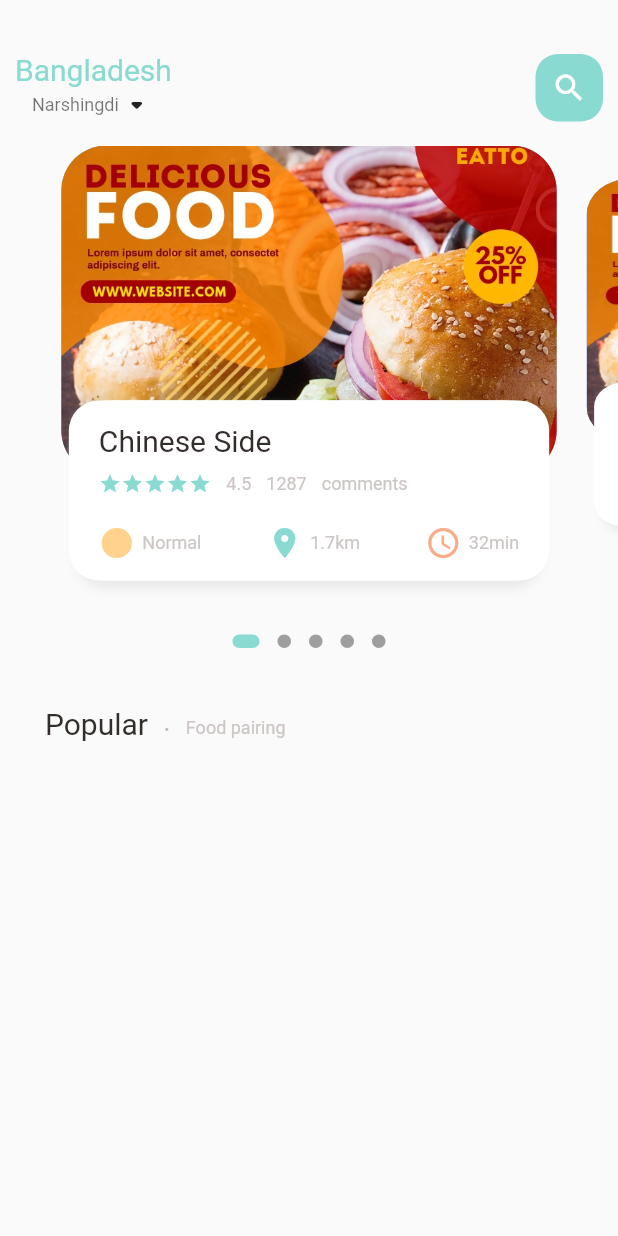
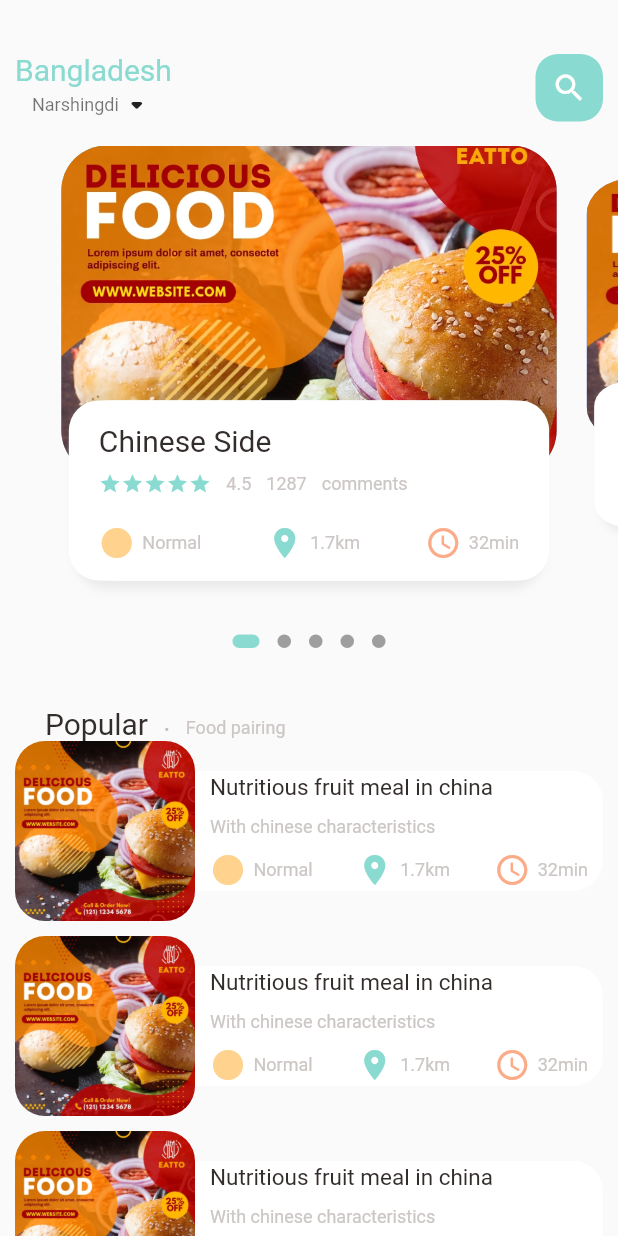
Before and after one commit to armaanislam/FoodFile, a Flutter app: the screen it shows after launch, on a phone screen of 412 x 824 dp. Run offline on Flutter 3.47's test engine with Material 2 defaults, Android fonts, the light colour scheme and no system bars; drawn by our look-alikes of dots_indicator; our stand-ins replace get.

Commit message:
ListView builder

```diff
--- a/lib/home/food_page_body.dart
+++ b/lib/home/food_page_body.dart
@@ -69,7 +69,8 @@ class _FoodPageBodyState extends State<FoodPageBody> {
         Container(
           margin: EdgeInsets.only(left: Dimensions.width30),
           child: Row(
-            crossAxisAlignment: CrossAxisAlignment.end, // Everything comes at bottom
+            crossAxisAlignment: CrossAxisAlignment.end,
+            // Everything comes at bottom
             children: [
               BigText(text: "Popular"),
               SizedBox(width: Dimensions.width10),
@@ -79,12 +80,88 @@ class _FoodPageBodyState extends State<FoodPageBody> {
               ),
               SizedBox(width: Dimensions.width10),
               Container(
-                margin: const EdgeInsets.only(bottom: 2),
-                child: SmallText(text: "Food pairing")
-              ),
+                  margin: const EdgeInsets.only(bottom: 2),
+                  child: SmallText(text: "Food pairing")),
             ],
           ),
-        )
+        ),
+        // Lists of food and images
+        ListView.builder(
+            physics: NeverScrollableScrollPhysics(),
+            shrinkWrap: true,
+            itemCount: 10,
+            itemBuilder: (context, index) {
+              return Container(
+                margin: EdgeInsets.only(
+                    left: Dimensions.width10,
+                    right: Dimensions.width10,
+                    bottom: Dimensions.height10),
+                child: Row(
+                  children: [
+                    Container(
+                      width: Dimensions.listViewImgSize,
+                      height: Dimensions.listViewImgSize,
+                      decoration: BoxDecoration(
+                        borderRadius:
+                            BorderRadius.circular(Dimensions.radius20),
+                        color: Colors.white38,
+                        image: DecorationImage(
+                            fit: BoxFit.cover,
+                            image: AssetImage("assets/images/food6.jpg")),
+                      ),
+                    ),
+                    Expanded(
+                      child: Container(
+                        height: 80,
+                        // width: 200,
+                        decoration: BoxDecoration(
+                          borderRadius: BorderRadius.only(
+                              topRight: Radius.circular(Dimensions.radius20),
+                              bottomRight:
+                                  Radius.circular(Dimensions.radius20)),
+                          color: Colors.white,
+                        ),
+                        child: Padding(
+                          padding: EdgeInsets.only(
+                              left: Dimensions.width10,
+                              right: Dimensions.width10),
+                          child: Column(
+                            crossAxisAlignment: CrossAxisAlignment.start,
+                            mainAxisAlignment: MainAxisAlignment.center,
+                            children: [
+                              BigText(
+                                  text: "Nutritious fruit meal in china",
+                                  size: Dimensions.font15),
+                              SizedBox(height: Dimensions.height10),
+                              SmallText(text: "With chinese characteristics"),
+                              SizedBox(height: Dimensions.height10),
+                              Row(
+                                mainAxisAlignment:
+                                    MainAxisAlignment.spaceBetween,
+                                children: [
+                                  IconAndTextWidget(
+                                      icon: Icons.circle_sharp,
+                                      text: "Normal",
+                                      iconColor: AppColors.iconColor1),
+                                  IconAndTextWidget(
+                                      icon: Icons.location_on,
+                                      text: "1.7km",
+                                      iconColor: AppColors.mainColor),
+                                  IconAndTextWidget(
+                                      icon: Icons.access_time_rounded,
+                                      text: "32min",
+                                      iconColor: AppColors.iconColor2)
+                                ],
+                              ),
+                            ],
+                          ),
+                        ),
+                      ),
+                    ),
+                  ],
+                ),
+              );
+            }),
       ],
     );
   }
@@ -122,7 +199,8 @@ class _FoodPageBodyState extends State<FoodPageBody> {
           // Showing the header
           Container(
             height: Dimensions.pageViewContainer,
-            margin: EdgeInsets.only(left: Dimensions.width10, right: Dimensions.width10),
+            margin: EdgeInsets.only(
+                left: Dimensions.width10, right: Dimensions.width10),
             decoration: BoxDecoration(
                 borderRadius: BorderRadius.circular(Dimensions.radius30),
                 color: index.isEven ? Color(0xFF69c5Df) : Color(0xFF9294cc),
@@ -135,7 +213,10 @@ class _FoodPageBodyState extends State<FoodPageBody> {
             alignment: Alignment.bottomCenter,
             child: Container(
               height: Dimensions.pageViewTextContainer,
-              margin: EdgeInsets.only(left: Dimensions.width20, right: Dimensions.width20, bottom: Dimensions.height30),
+              margin: EdgeInsets.only(
+                  left: Dimensions.width20,
+                  right: Dimensions.width20,
+                  bottom: Dimensions.height30),
               decoration: BoxDecoration(
                   borderRadius: BorderRadius.circular(Dimensions.radius20),
                   color: Colors.white,
@@ -148,7 +229,10 @@ class _FoodPageBodyState extends State<FoodPageBody> {
                     BoxShadow(color: Colors.white, offset: Offset(5, 0))
                   ]),
               child: Container(
-                padding: EdgeInsets.only(top: Dimensions.height15, left: Dimensions.width15, right: Dimensions.width15),
+                padding: EdgeInsets.only(
+                    top: Dimensions.height15,
+                    left: Dimensions.width15,
+                    right: Dimensions.width15),
                 child: Column(
                   crossAxisAlignment: CrossAxisAlignment.start,
                   children: [
--- a/lib/home/main_food_page.dart
+++ b/lib/home/main_food_page.dart
@@ -22,8 +22,10 @@ class _MainFoodPageState extends State<MainFoodPage> {
           Center(
             child: Container(
               child: Container(
-                  margin: EdgeInsets.only(top: Dimensions.height35, bottom: Dimensions.height15),
-                  padding: EdgeInsets.only(left: Dimensions.width10, right: Dimensions.width10),
+                  margin: EdgeInsets.only(
+                      top: Dimensions.height35, bottom: Dimensions.height15),
+                  padding: EdgeInsets.only(
+                      left: Dimensions.width10, right: Dimensions.width10),
                   child: Row(
                     mainAxisAlignment: MainAxisAlignment.spaceBetween,
                     children: [
@@ -43,9 +45,11 @@ class _MainFoodPageState extends State<MainFoodPage> {
                       Container(
                         width: Dimensions.width45,
                         height: Dimensions.height45,
-                        child: Icon(Icons.search, color: Colors.white, size: Dimensions.iconSize24),
+                        child: Icon(Icons.search,
+                            color: Colors.white, size: Dimensions.iconSize24),
                         decoration: BoxDecoration(
-                          borderRadius: BorderRadius.circular(Dimensions.radius15),
+                          borderRadius:
+                              BorderRadius.circular(Dimensions.radius15),
                           color: AppColors.mainColor,
                         ),
                       ),
@@ -53,7 +57,11 @@ class _MainFoodPageState extends State<MainFoodPage> {
                   )),
             ),
           ),
-          FoodPageBody(),
+          Expanded(
+            child: SingleChildScrollView(
+              child: FoodPageBody(),
+            ),
+          ),
         ],
       ),
     );
--- a/lib/utils/dimensions.dart
+++ b/lib/utils/dimensions.dart
@@ -40,6 +40,7 @@ class Dimensions {
 
   // Font
   static double font20 = screenHeight / height20ScaleFactor;
+  static double font15 = screenHeight / height15ScaleFactor;
 
   // Radius
   static double radius15 = screenHeight / height15ScaleFactor;
@@ -51,6 +52,13 @@ class Dimensions {
 
   static double iconSize24 = screenHeight / iconSize24ScaleFactor;
 
+  // List View Size
+  static double listViewImgSizeScaleFactor = screenWidth / 120;
+  static double listViewTextContSizeScaleFactor = screenWidth / 120;
+
+  static double listViewImgSize = screenWidth / listViewImgSizeScaleFactor;
+  static double listViewTextContSize = screenWidth / listViewTextContSizeScaleFactor;
+
   // Page View
   static double pageViewScaleFactor = screenHeight / 320;
   static double pageViewContainerScaleFactor = screenHeight / 220;
```
